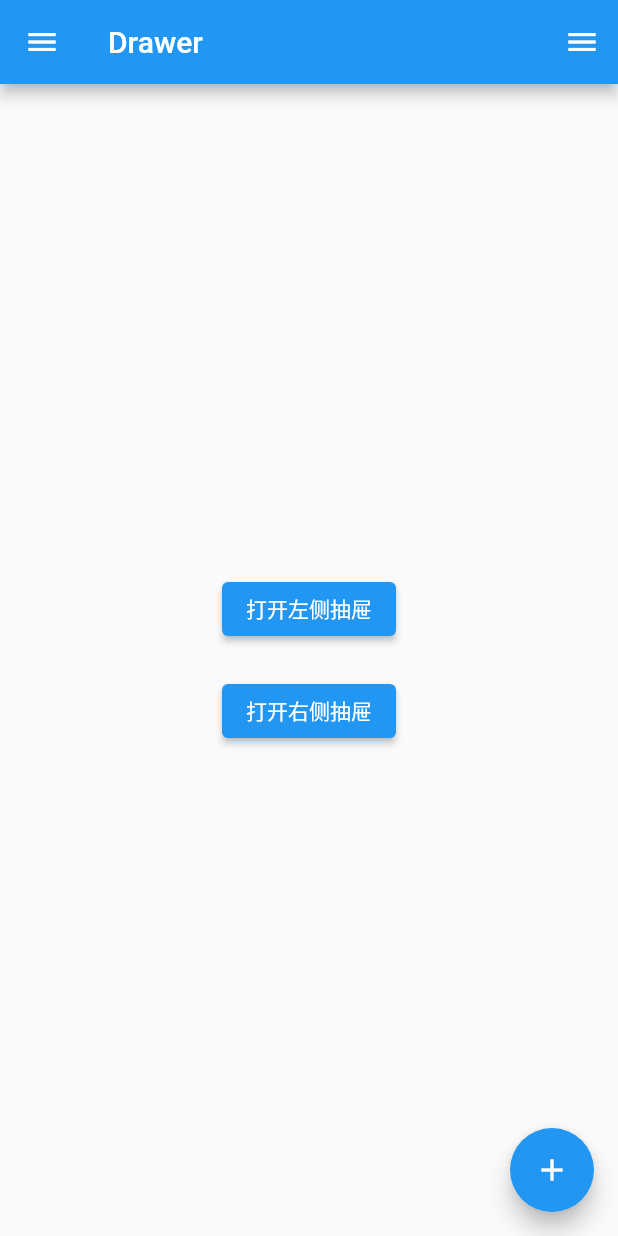
After one commit to roshanman/hello_flutter, a Flutter app: the screen it shows after launch, after a tap on an icon or button, on a phone screen of 412 x 824 dp. The commit adds this screen. Run offline on Flutter 3.47's test engine with Material 2 defaults, Android fonts, the phone set to English and light mode, and no system bars.

Commit message:
Drawer Widget

```diff
--- a/lib/base_demo.dart
+++ b/lib/base_demo.dart
@@ -26,6 +26,22 @@ class BaseDemo extends StatelessWidget {
     return null;
   }
 
+  bool showDrawer() {
+    return false;
+  }
+
+  Widget? drawer({required BuildContext context}) {
+    return const Drawer(child: Text('drawer'));
+  }
+
+  bool showEndDrawer() {
+    return false;
+  }
+
+  Widget? endDrawer({required BuildContext context}) {
+    return const Drawer(child: Text('drawer'));
+  }
+
   @override
   Widget build(BuildContext context) {
     return Scaffold(
@@ -33,6 +49,8 @@ class BaseDemo extends StatelessWidget {
         title: appBar(context: context) ?? Text(title),
       ),
       body: bodyWidget(context: context),
+      drawer: showDrawer() ? drawer(context: context) : null,
+      endDrawer: showEndDrawer() ? endDrawer(context: context) : null,
       floatingActionButton: showFloatActionButton(context: context)
           ? FloatingActionButton(
               onPressed: () {
--- a/lib/demo_lists.dart
+++ b/lib/demo_lists.dart
@@ -23,8 +23,10 @@ import 'circular_progress_indicator.dart';
 import 'linear_progress_indicator.dart';
 import 'selectable_text.dart';
 import 'snakebar.dart';
+import 'drawer.dart';
 
 final List<BaseDemo> allDemos = [
+  const DrawerDemo(title: "Drawer"),
   const SnackBarDemo(title: "SnackBar"),
   const SelectableTextDemo(title: "SelectableText"),
   const LinearProgressIndicatorDemo(title: "LinearProgressIndicator"),
--- /dev/null
+++ b/lib/drawer.dart
@@ -0,0 +1,59 @@
+import 'base_demo.dart';
+import 'package:flutter/material.dart';
+
+class DrawerDemo extends BaseDemo {
+  const DrawerDemo({Key? key, required String title}) : super(key: key, title: title);
+
+  @override
+  Widget bodyWidget({required BuildContext context}) {
+    return Center(
+      child: Column(
+        mainAxisAlignment: MainAxisAlignment.center,
+        children: [
+          LayoutBuilder(
+            builder: (context, constraints) {
+              // 注意context对象的层级,如果不用LayoutBuilder包一层直接用context对象将无法打开抽屉
+              return ElevatedButton(
+                onPressed: _openLeadingDrawr(context),
+                child: const Text("打开左侧抽屉"),
+              );
+            },
+          ),
+          const SizedBox(
+            height: 20,
+          ),
+          LayoutBuilder(
+            builder: (context, constraints) {
+              return ElevatedButton(
+                onPressed: _openTrailingDrawer(context),
+                child: const Text("打开右侧抽屉"),
+              );
+            },
+          ),
+        ],
+      ),
+    );
+  }
+
+  @override
+  bool showDrawer() {
+    return true;
+  }
+
+  @override
+  bool showEndDrawer() {
+    return true;
+  }
+
+  VoidCallback _openLeadingDrawr(BuildContext context) {
+    return () {
+      Scaffold.of(context).openDrawer();
+    };
+  }
+
+  VoidCallback _openTrailingDrawer(BuildContext context) {
+    return () {
+      Scaffold.of(context).openEndDrawer();
+    };
+  }
+}
```
